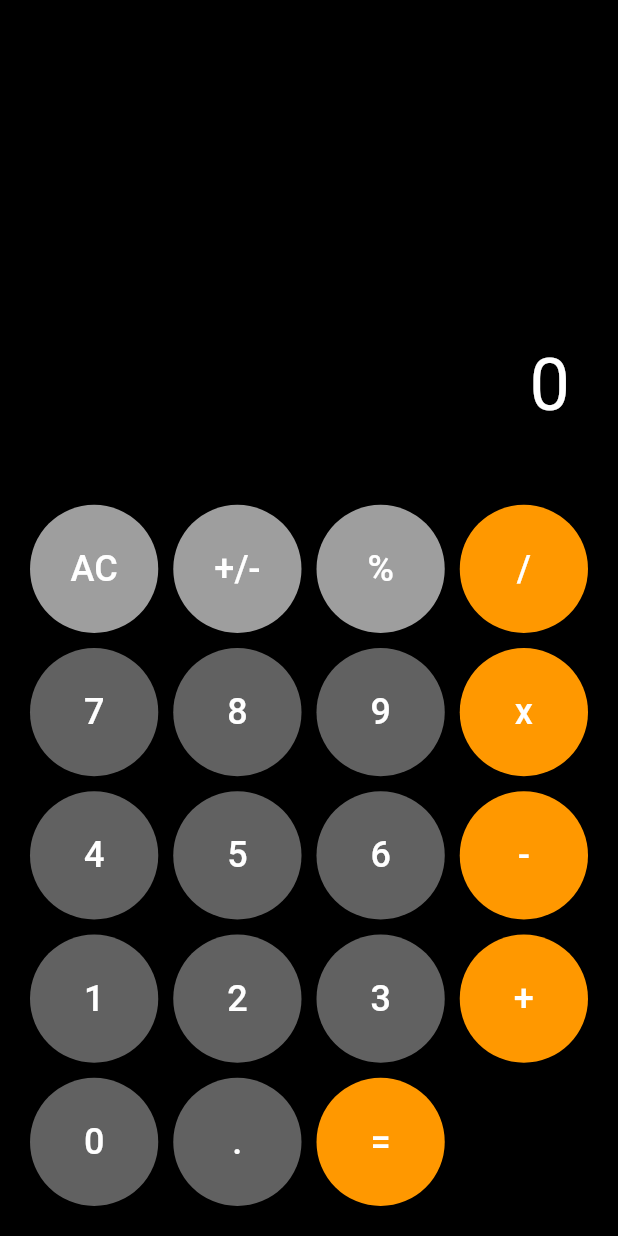
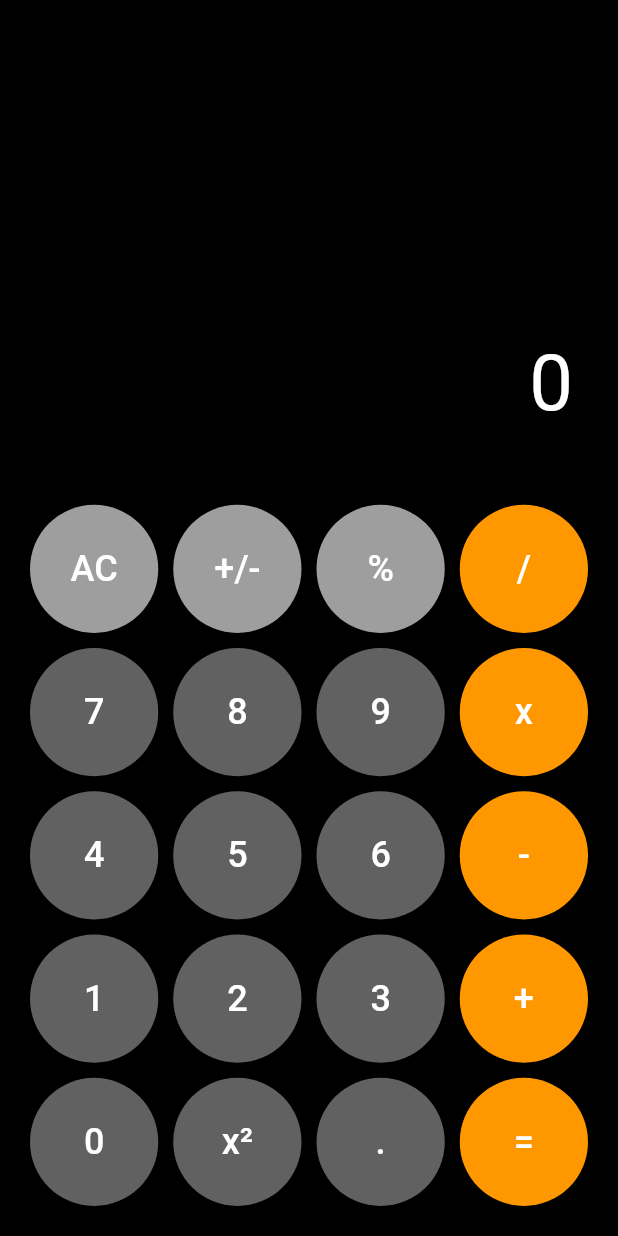
Before and after one commit to ThomasUgh/IOS-Taschenrechner, a Flutter app: the screen it shows after launch, on a phone screen of 412 x 824 dp. Run offline on Flutter 3.47's test engine with Material 2 defaults, Android fonts, the phone set to English and light mode, and no system bars; our stand-ins replace math_expressions.

Commit message:
Add new button to fill the Display body

```diff
--- a/taschenrechner/lib/main.dart
+++ b/taschenrechner/lib/main.dart
@@ -36,6 +36,8 @@ class _MyHomePageState extends State<MyHomePage> {
         _display = '0';
       } else if (key == '=') {
         _evaluateExpression();
+      } else if (key == 'x²') {
+        _squareNumber();
       } else {
         if (_display == '0' && key != '.' && !_isOperator(key)) {
           _display = key;
@@ -60,6 +62,19 @@ class _MyHomePageState extends State<MyHomePage> {
     }
   }
 
+  void _squareNumber() {
+    try {
+      Parser p = Parser();
+      Expression exp = p.parse(_display);
+      ContextModel cm = ContextModel();
+      double eval = exp.evaluate(EvaluationType.REAL, cm);
+
+      _display = (eval * eval).toString();
+    } catch (e) {
+      _display = 'Error';
+    }
+  }
+
   bool _isOperator(String key) {
     return ['+', '-', 'x', '÷', '%'].contains(key);
   }
@@ -74,9 +89,9 @@ class _MyHomePageState extends State<MyHomePage> {
             Expanded(
               child: Container(
                 alignment: Alignment.bottomRight,
-                padding: const EdgeInsets.all(32),
+                padding: const EdgeInsets.all(30),
                 child: Text(_display,
-                    style: const TextStyle(fontSize: 48, color: Colors.white)),
+                    style: const TextStyle(fontSize: 52, color: Colors.white)),
               ),
             ),
             GridView.builder(
@@ -89,21 +104,12 @@ class _MyHomePageState extends State<MyHomePage> {
                 mainAxisSpacing: 10,
               ),
               itemBuilder: (context, index) {
-                if (_buttonLabels[index] == '0') {
-                  return CalculatorDoubleButton(
-                    _buttonLabels[index],
-                    _buttonColors[index],
-                    Colors.white,
-                    _handleKey,
-                  );
-                } else {
                 return CalculatorButton(
                   _buttonLabels[index],
                   _buttonColors[index],
                   Colors.white,
                   _handleKey,
                 );
-                }
               },
               itemCount: _buttonLabels.length,
             ),
@@ -131,6 +137,7 @@ class _MyHomePageState extends State<MyHomePage> {
     '3',
     '+',
     '0',
+    'x²',
     '.',
     '=',
   ];
@@ -151,6 +158,7 @@ class _MyHomePageState extends State<MyHomePage> {
     Colors.grey[700]!,
     Colors.grey[700]!,
     Colors.orange,
+    Colors.grey[700]!,
     Colors.grey[700]!,
     Colors.grey[700]!,
     Colors.orange,
@@ -181,18 +189,3 @@ class CalculatorButton extends StatelessWidget {
     );
   }
 }
-
-class CalculatorDoubleButton extends CalculatorButton {
-  const CalculatorDoubleButton(
-      String label, Color color, Color textColor, Function(String) onPressed,
-      {super.key})
-      : super(label, color, textColor, onPressed);
-
-  @override
-  Widget build(BuildContext context) {
-    return SizedBox(
-      width: (MediaQuery.of(context).size.width - 60) / 2,
-      child: super.build(context),
-    );
-  }
-}
```
Lines whose indentation alone changed are shown as unchanged.
